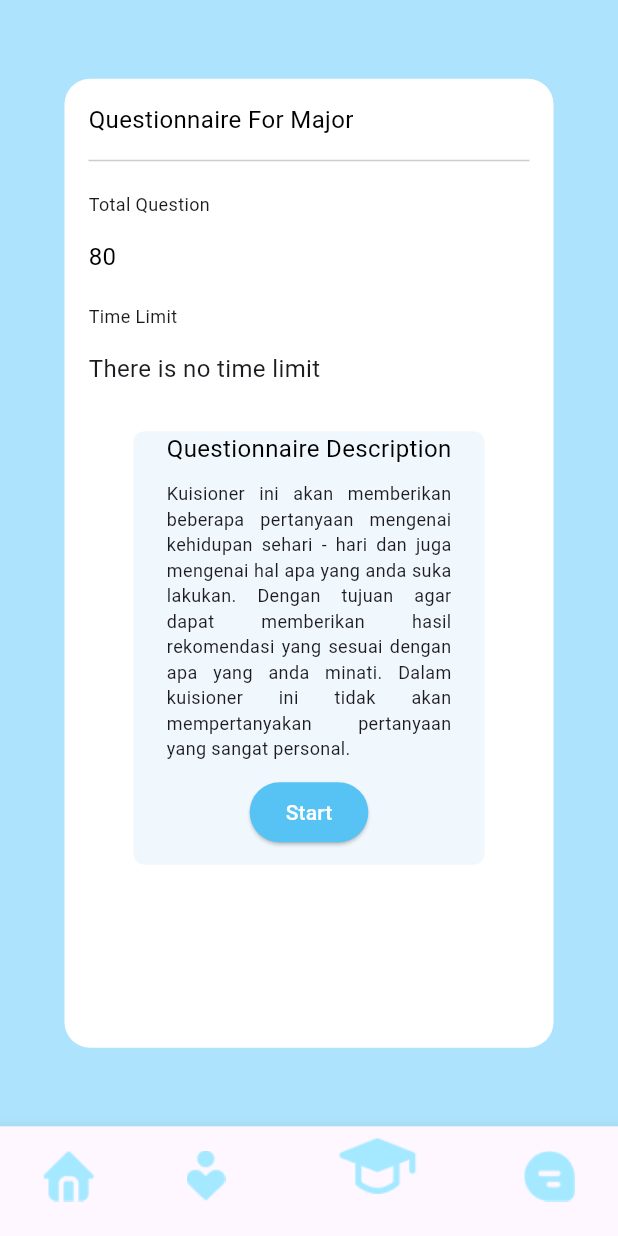
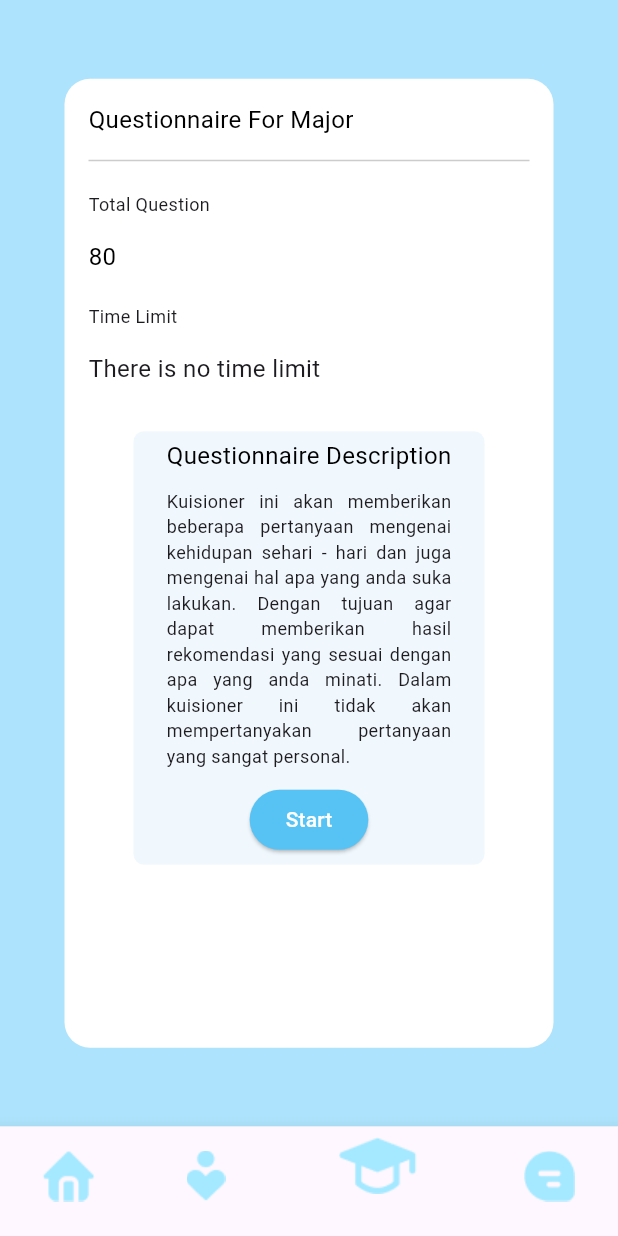
Before and after one commit to mohHafidz/insighted_with_flutter, a Flutter app: the screen it shows after launch, item 3 of the bottom bar chosen, on a phone screen of 412 x 824 dp. Run offline on Flutter 3.47's test engine with Material 3 defaults, Android fonts, the phone set to English and light mode, and no system bars; our stand-ins replace cloud_firestore, firebase_core, firebase_storage, fluttertoast, image_picker, shimmer; accounts and stored records are empty.

Commit message:
penyempurnaan soal page

```diff
--- a/lib/soal.dart
+++ b/lib/soal.dart
@@ -90,6 +90,9 @@ class Body extends StatelessWidget {
                       color: Color(0xffF0F8FE)),
                   child: Column(
                     children: [
+                      SizedBox(
+                        height: 5,
+                      ),
                       Text(
                         'Questionnaire Description',
                         softWrap: true,
```
